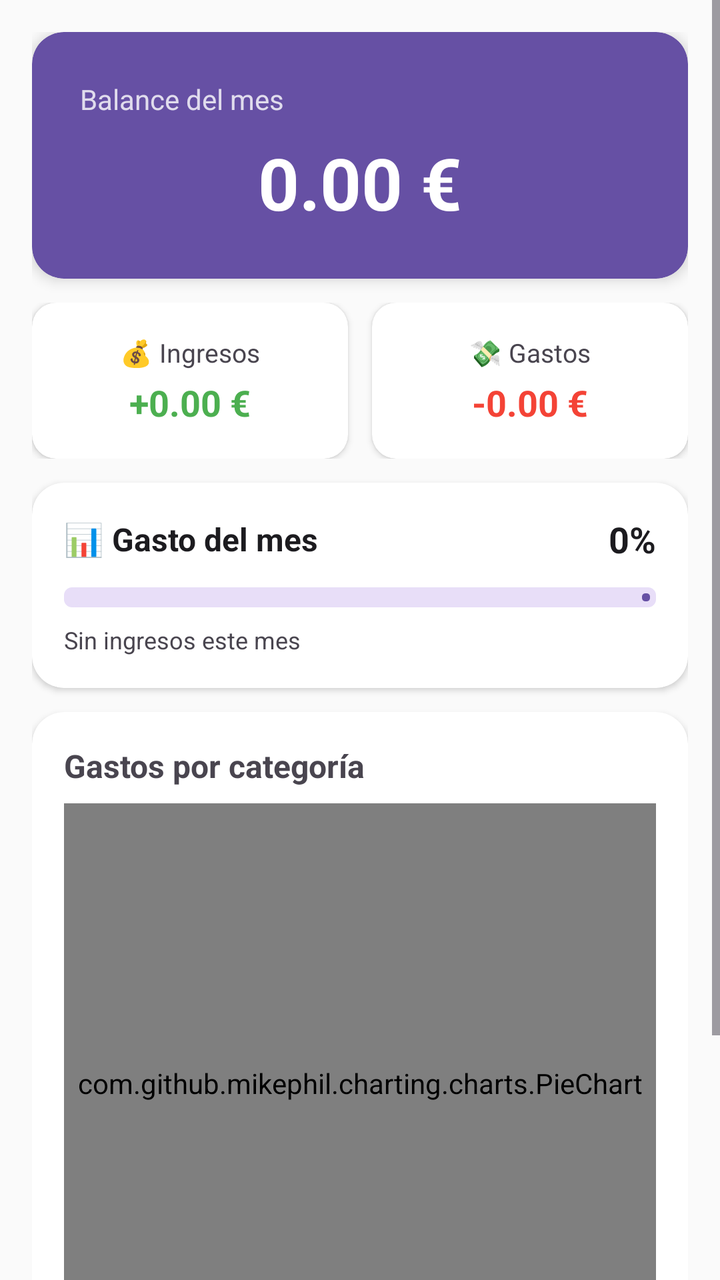
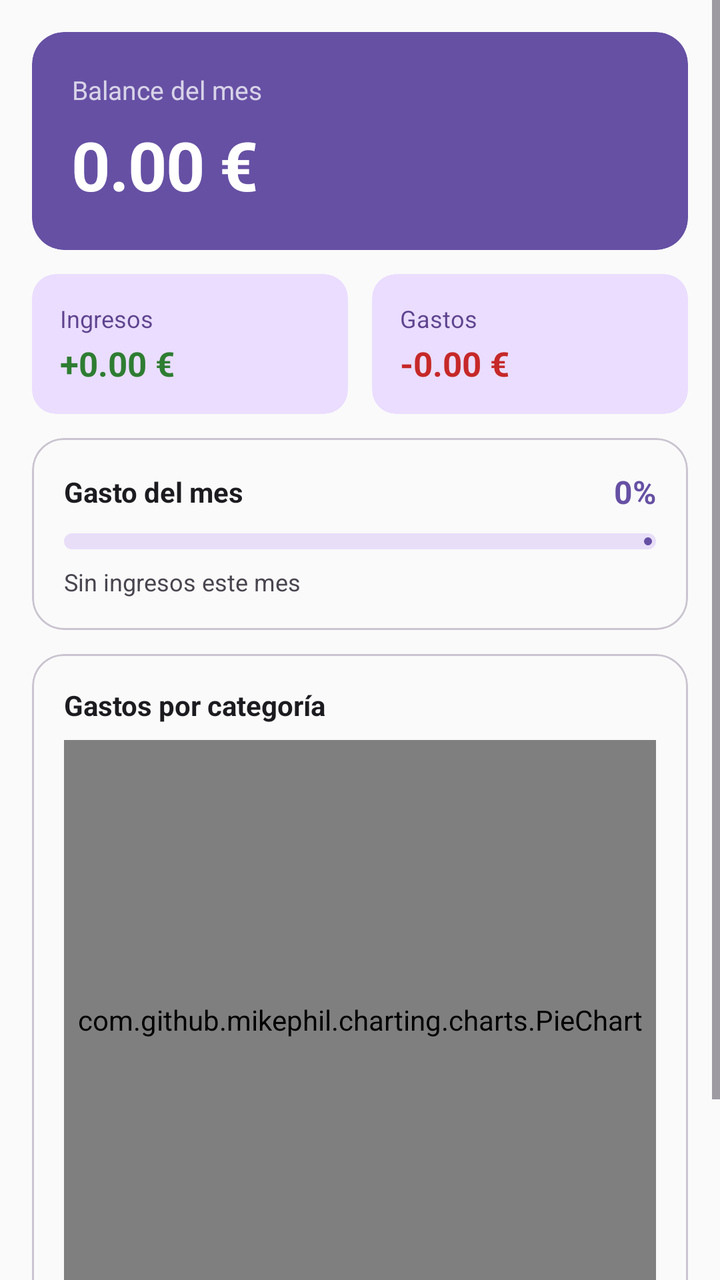

The first picture is an Android layout as it rendered before a commit; the second is the same layout after the commit. The layout source and the unified diff follow.
<!-- AndroidManifest.xml: application theme Theme.FinTrack -->
<!-- res/layout/fragment_dashboard.xml -->
<?xml version="1.0" encoding="utf-8"?>
<ScrollView xmlns:android="http://schemas.android.com/apk/res/android"
    xmlns:app="http://schemas.android.com/apk/res-auto"
    android:layout_width="match_parent"
    android:layout_height="match_parent"
    android:background="?attr/colorSurface">

    <LinearLayout
        android:layout_width="match_parent"
        android:layout_height="wrap_content"
        android:orientation="vertical"
        android:padding="16dp">

        
        <androidx.cardview.widget.CardView
            android:layout_width="match_parent"
            android:layout_height="wrap_content"
            android:layout_marginBottom="12dp"
            app:cardCornerRadius="16dp"
            app:cardElevation="4dp"
            app:cardBackgroundColor="?attr/colorPrimary">

            <LinearLayout
                android:layout_width="match_parent"
                android:layout_height="wrap_content"
                android:orientation="vertical"
                android:padding="24dp"
                android:gravity="center">

                <LinearLayout
                    android:layout_width="match_parent"
                    android:layout_height="wrap_content"
                    android:orientation="horizontal"
                    android:gravity="center_vertical"
                    android:layout_marginBottom="8dp">

                    <TextView
                        android:layout_width="0dp"
                        android:layout_height="wrap_content"
                        android:layout_weight="1"
                        android:text="Balance del mes"
                        android:textColor="#FFFFFFFF"
                        android:textSize="14sp"
                        android:alpha="0.8" />

                    <TextView
                        android:id="@+id/tvMonthName"
                        android:layout_width="wrap_content"
                        android:layout_height="wrap_content"
                        android:textColor="#FFFFFFFF"
                        android:textSize="13sp"
                        android:alpha="0.7" />

                </LinearLayout>

                <TextView
                    android:id="@+id/tvBalance"
                    android:layout_width="wrap_content"
                    android:layout_height="wrap_content"
                    android:text="0.00 €"
                    android:textColor="#FFFFFFFF"
                    android:textSize="36sp"
                    android:textStyle="bold" />

            </LinearLayout>

        </androidx.cardview.widget.CardView>

        
        <LinearLayout
            android:layout_width="match_parent"
            android:layout_height="wrap_content"
            android:orientation="horizontal"
            android:layout_marginBottom="12dp">

            <androidx.cardview.widget.CardView
                android:layout_width="0dp"
                android:layout_height="wrap_content"
                android:layout_weight="1"
                android:layout_marginEnd="6dp"
                app:cardCornerRadius="12dp"
                app:cardElevation="2dp">

                <LinearLayout
                    android:layout_width="match_parent"
                    android:layout_height="wrap_content"
                    android:orientation="vertical"
                    android:padding="16dp"
                    android:gravity="center">

                    <TextView
                        android:layout_width="wrap_content"
                        android:layout_height="wrap_content"
                        android:text="💰 Ingresos"
                        android:textSize="13sp" />

                    <TextView
                        android:id="@+id/tvIngresos"
                        android:layout_width="wrap_content"
                        android:layout_height="wrap_content"
                        android:text="+0.00 €"
                        android:textColor="#4CAF50"
                        android:textSize="18sp"
                        android:textStyle="bold"
                        android:layout_marginTop="4dp" />

                </LinearLayout>

            </androidx.cardview.widget.CardView>

            <androidx.cardview.widget.CardView
                android:layout_width="0dp"
                android:layout_height="wrap_content"
                android:layout_weight="1"
                android:layout_marginStart="6dp"
                app:cardCornerRadius="12dp"
                app:cardElevation="2dp">

                <LinearLayout
                    android:layout_width="match_parent"
                    android:layout_height="wrap_content"
                    android:orientation="vertical"
                    android:padding="16dp"
                    android:gravity="center">

                    <TextView
                        android:layout_width="wrap_content"
                        android:layout_height="wrap_content"
                        android:text="💸 Gastos"
                        android:textSize="13sp" />

                    <TextView
                        android:id="@+id/tvGastos"
                        android:layout_width="wrap_content"
                        android:layout_height="wrap_content"
                        android:text="-0.00 €"
                        android:textColor="#F44336"
                        android:textSize="18sp"
                        android:textStyle="bold"
                        android:layout_marginTop="4dp" />

                </LinearLayout>

            </androidx.cardview.widget.CardView>

        </LinearLayout>

        
        <androidx.cardview.widget.CardView
            android:layout_width="match_parent"
            android:layout_height="wrap_content"
            android:layout_marginBottom="12dp"
            app:cardCornerRadius="16dp"
            app:cardElevation="2dp">

            <LinearLayout
                android:layout_width="match_parent"
                android:layout_height="wrap_content"
                android:orientation="vertical"
                android:padding="16dp">

                <LinearLayout
                    android:layout_width="match_parent"
                    android:layout_height="wrap_content"
                    android:orientation="horizontal"
                    android:gravity="center_vertical"
                    android:layout_marginBottom="12dp">

                    <TextView
                        android:layout_width="0dp"
                        android:layout_height="wrap_content"
                        android:layout_weight="1"
                        android:text="📊 Gasto del mes"
                        android:textSize="16sp"
                        android:textStyle="bold"
                        android:textColor="?attr/colorOnSurface" />

                    <TextView
                        android:id="@+id/tvSpendingRate"
                        android:layout_width="wrap_content"
                        android:layout_height="wrap_content"
                        android:text="0%"
                        android:textSize="18sp"
                        android:textStyle="bold"
                        android:textColor="?attr/colorOnSurface" />

                </LinearLayout>

                <com.google.android.material.progressindicator.LinearProgressIndicator
                    android:id="@+id/progressSpending"
                    android:layout_width="match_parent"
                    android:layout_height="wrap_content"
                    android:indeterminate="false"
                    android:max="100"
                    android:progress="0"
                    app:trackCornerRadius="4dp"
                    app:trackThickness="10dp" />

                <TextView
                    android:id="@+id/tvSpendingDesc"
                    android:layout_width="wrap_content"
                    android:layout_height="wrap_content"
                    android:layout_marginTop="8dp"
                    android:text="Sin ingresos este mes"
                    android:textSize="12sp"
                    android:textColor="?attr/colorOnSurfaceVariant" />

            </LinearLayout>

        </androidx.cardview.widget.CardView>

        
        <androidx.cardview.widget.CardView
            android:layout_width="match_parent"
            android:layout_height="wrap_content"
            android:layout_marginBottom="12dp"
            app:cardCornerRadius="16dp"
            app:cardElevation="2dp">

            <LinearLayout
                android:layout_width="match_parent"
                android:layout_height="wrap_content"
                android:orientation="vertical"
                android:padding="16dp">

                <TextView
                    android:layout_width="wrap_content"
                    android:layout_height="wrap_content"
                    android:text="Gastos por categoría"
                    android:textSize="16sp"
                    android:textStyle="bold"
                    android:layout_marginBottom="8dp" />

                <com.github.mikephil.charting.charts.PieChart
                    android:id="@+id/pieChart"
                    android:layout_width="match_parent"
                    android:layout_height="280dp" />

                <TextView
                    android:id="@+id/tvNoData"
                    android:layout_width="wrap_content"
                    android:layout_height="wrap_content"
                    android:layout_gravity="center"
                    android:text="Sin gastos este mes"
                    android:textColor="?attr/colorOnSurfaceVariant"
                    android:visibility="gone" />

            </LinearLayout>

        </androidx.cardview.widget.CardView>

        
        <androidx.cardview.widget.CardView
            android:layout_width="match_parent"
            android:layout_height="wrap_content"
            app:cardCornerRadius="16dp"
            app:cardElevation="2dp">

            <LinearLayout
                android:layout_width="match_parent"
                android:layout_height="wrap_content"
                android:orientation="vertical"
                android:padding="16dp">

                <TextView
                    android:layout_width="wrap_content"
                    android:layout_height="wrap_content"
                    android:text="Últimas transacciones"
                    android:textSize="16sp"
                    android:textStyle="bold"
                    android:layout_marginBottom="12dp" />

                
                <LinearLayout
                    android:id="@+id/layoutRecent1"
                    android:layout_width="match_parent"
                    android:layout_height="wrap_content"
                    android:orientation="horizontal"
                    android:gravity="center_vertical"
                    android:visibility="gone">

                    <TextView
                        android:id="@+id/tvRecent1Emoji"
                        android:layout_width="36dp"
                        android:layout_height="36dp"
                        android:gravity="center"
                        android:textSize="16sp"
                        android:background="@drawable/circle_background" />

                    <LinearLayout
                        android:layout_width="0dp"
                        android:layout_height="wrap_content"
                        android:layout_weight="1"
                        android:orientation="vertical"
                        android:layout_marginStart="10dp">

                        <TextView
                            android:id="@+id/tvRecent1Desc"
                            android:layout_width="wrap_content"
                            android:layout_height="wrap_content"
                            android:textSize="14sp"
                            android:textStyle="bold"
                            android:textColor="?attr/colorOnSurface" />

                        <TextView
                            android:id="@+id/tvRecent1Date"
                            android:layout_width="wrap_content"
                            android:layout_height="wrap_content"
                            android:textSize="12sp"
                            android:textColor="?attr/colorOnSurfaceVariant" />

                    </LinearLayout>

                    <TextView
                        android:id="@+id/tvRecent1Amount"
                        android:layout_width="wrap_content"
                        android:layout_height="wrap_content"
                        android:textSize="14sp"
                        android:textStyle="bold" />

                </LinearLayout>

                <View
                    android:id="@+id/divider2"
                    android:layout_width="match_parent"
                    android:layout_height="1dp"
                    android:layout_marginTop="8dp"
                    android:layout_marginBottom="8dp"
                    android:background="?attr/colorOutlineVariant"
                    android:visibility="gone" />

                
                <LinearLayout
                    android:id="@+id/layoutRecent2"
                    android:layout_width="match_parent"
                    android:layout_height="wrap_content"
                    android:orientation="horizontal"
                    android:gravity="center_vertical"
                    android:visibility="gone">

                    <TextView
                        android:id="@+id/tvRecent2Emoji"
                        android:layout_width="36dp"
                        android:layout_height="36dp"
                        android:gravity="center"
                        android:textSize="16sp"
                        android:background="@drawable/circle_background" />

                    <LinearLayout
                        android:layout_width="0dp"
                        android:layout_height="wrap_content"
                        android:layout_weight="1"
                        android:orientation="vertical"
                        android:layout_marginStart="10dp">

                        <TextView
                            android:id="@+id/tvRecent2Desc"
                            android:layout_width="wrap_content"
                            android:layout_height="wrap_content"
                            android:textSize="14sp"
                            android:textStyle="bold"
                            android:textColor="?attr/colorOnSurface" />

                        <TextView
                            android:id="@+id/tvRecent2Date"
                            android:layout_width="wrap_content"
                            android:layout_height="wrap_content"
                            android:textSize="12sp"
                            android:textColor="?attr/colorOnSurfaceVariant" />

                    </LinearLayout>

                    <TextView
                        android:id="@+id/tvRecent2Amount"
                        android:layout_width="wrap_content"
                        android:layout_height="wrap_content"
                        android:textSize="14sp"
                        android:textStyle="bold" />

                </LinearLayout>

                <View
                    android:id="@+id/divider3"
                    android:layout_width="match_parent"
                    android:layout_height="1dp"
                    android:layout_marginTop="8dp"
                    android:layout_marginBottom="8dp"
                    android:background="?attr/colorOutlineVariant"
                    android:visibility="gone" />

                
                <LinearLayout
                    android:id="@+id/layoutRecent3"
                    android:layout_width="match_parent"
                    android:layout_height="wrap_content"
                    android:orientation="horizontal"
                    android:gravity="center_vertical"
                    android:visibility="gone">

                    <TextView
                        android:id="@+id/tvRecent3Emoji"
                        android:layout_width="36dp"
                        android:layout_height="36dp"
                        android:gravity="center"
                        android:textSize="16sp"
                        android:background="@drawable/circle_background" />

                    <LinearLayout
                        android:layout_width="0dp"
                        android:layout_height="wrap_content"
                        android:layout_weight="1"
                        android:orientation="vertical"
                        android:layout_marginStart="10dp">

                        <TextView
                            android:id="@+id/tvRecent3Desc"
                            android:layout_width="wrap_content"
                            android:layout_height="wrap_content"
                            android:textSize="14sp"
                            android:textStyle="bold"
                            android:textColor="?attr/colorOnSurface" />

                        <TextView
                            android:id="@+id/tvRecent3Date"
                            android:layout_width="wrap_content"
                            android:layout_height="wrap_content"
                            android:textSize="12sp"
                            android:textColor="?attr/colorOnSurfaceVariant" />

                    </LinearLayout>

                    <TextView
                        android:id="@+id/tvRecent3Amount"
                        android:layout_width="wrap_content"
                        android:layout_height="wrap_content"
                        android:textSize="14sp"
                        android:textStyle="bold" />

                </LinearLayout>

                <TextView
                    android:id="@+id/tvNoRecent"
                    android:layout_width="match_parent"
                    android:layout_height="wrap_content"
                    android:gravity="center"
                    android:text="Sin transacciones este mes"
                    android:textColor="?attr/colorOnSurfaceVariant"
                    android:visibility="gone" />

            </LinearLayout>

        </androidx.cardview.widget.CardView>

    </LinearLayout>

</ScrollView>
<!-- resources referenced by this layout -->
<resources>
  <!-- drawable circle_background (drawable) -->
  <?xml version="1.0" encoding="utf-8"?>
  <shape xmlns:android="http://schemas.android.com/apk/res/android"
      android:shape="oval">
      <solid android:color="#E8F5E9" />
  </shape>
  <style name="Theme.FinTrack" parent="Base.Theme.FinTrack" />
  <style name="Base.Theme.FinTrack" parent="Theme.Material3.DayNight.NoActionBar">
          <item name="colorPrimary">@color/purple_primary</item>
          <item name="colorOnPrimary">@color/purple_on_primary</item>
          <item name="colorPrimaryContainer">@color/purple_container</item>
          <item name="colorOnPrimaryContainer">@color/purple_on_container</item>
          <item name="colorSurface">@color/surface</item>
          <item name="colorOnSurface">@color/on_surface</item>
          <item name="colorOnSurfaceVariant">@color/on_surface_variant</item>
          <item name="colorOutlineVariant">@color/outline_variant</item>
          <item name="android:windowBackground">@color/surface</item>
      </style>
  <color name="purple_primary">#6650A4</color>
  <color name="purple_on_primary">#FFFFFF</color>
  <color name="purple_container">#EADDFF</color>
  <color name="purple_on_container">#21005D</color>
  <color name="surface">#FAFAFA</color>
  <color name="on_surface">#1C1B1F</color>
  <color name="on_surface_variant">#49454F</color>
  <color name="outline_variant">#CAC4D0</color>
</resources>

<!-- the commit's change to res/layout/fragment_dashboard.xml (unified diff, before → after) -->
@@ -12,27 +12,27 @@
         android:padding="16dp">
 
         
-        <androidx.cardview.widget.CardView
+        <com.google.android.material.card.MaterialCardView
             android:layout_width="match_parent"
             android:layout_height="wrap_content"
             android:layout_marginBottom="12dp"
             app:cardCornerRadius="16dp"
-            app:cardElevation="4dp"
-            app:cardBackgroundColor="?attr/colorPrimary">
+            app:cardElevation="0dp"
+            app:cardBackgroundColor="@color/purple_primary"
+            app:strokeWidth="0dp">
 
             <LinearLayout
                 android:layout_width="match_parent"
                 android:layout_height="wrap_content"
                 android:orientation="vertical"
-                android:padding="24dp"
-                android:gravity="center">
+                android:padding="20dp">
 
                 <LinearLayout
                     android:layout_width="match_parent"
                     android:layout_height="wrap_content"
                     android:orientation="horizontal"
                     android:gravity="center_vertical"
-                    android:layout_marginBottom="8dp">
+                    android:layout_marginBottom="6dp">
 
                     <TextView
                         android:layout_width="0dp"
@@ -40,16 +40,16 @@
                         android:layout_weight="1"
                         android:text="Balance del mes"
                         android:textColor="#FFFFFFFF"
-                        android:textSize="14sp"
-                        android:alpha="0.8" />
+                        android:textSize="13sp"
+                        android:alpha="0.75" />
 
                     <TextView
                         android:id="@+id/tvMonthName"
                         android:layout_width="wrap_content"
                         android:layout_height="wrap_content"
                         android:textColor="#FFFFFFFF"
-                        android:textSize="13sp"
-                        android:alpha="0.7" />
+                        android:textSize="12sp"
+                        android:alpha="0.65" />
 
                 </LinearLayout>
 
@@ -59,12 +59,13 @@
                     android:layout_height="wrap_content"
                     android:text="0.00 €"
                     android:textColor="#FFFFFFFF"
-                    android:textSize="36sp"
-                    android:textStyle="bold" />
+                    android:textSize="34sp"
+                    android:textStyle="bold"
+                    android:letterSpacing="-0.02" />
 
             </LinearLayout>
 
-        </androidx.cardview.widget.CardView>
+        </com.google.android.material.card.MaterialCardView>
 
         
         <LinearLayout
@@ -73,85 +74,93 @@
             android:orientation="horizontal"
             android:layout_marginBottom="12dp">
 
-            <androidx.cardview.widget.CardView
+            <com.google.android.material.card.MaterialCardView
                 android:layout_width="0dp"
                 android:layout_height="wrap_content"
                 android:layout_weight="1"
                 android:layout_marginEnd="6dp"
                 app:cardCornerRadius="12dp"
-                app:cardElevation="2dp">
+                app:cardElevation="0dp"
+                app:cardBackgroundColor="@color/purple_container"
+                app:strokeWidth="0dp">
 
                 <LinearLayout
                     android:layout_width="match_parent"
                     android:layout_height="wrap_content"
                     android:orientation="vertical"
-                    android:padding="16dp"
-                    android:gravity="center">
-
-                    <TextView
-                        android:layout_width="wrap_content"
-                        android:layout_height="wrap_content"
-                        android:text="💰 Ingresos"
-                        android:textSize="13sp" />
+                    android:padding="14dp">
+
+                    <TextView
+                        android:layout_width="wrap_content"
+                        android:layout_height="wrap_content"
+                        android:text="Ingresos"
+                        android:textSize="12sp"
+                        android:textColor="@color/purple_on_container"
+                        android:alpha="0.7" />
 
                     <TextView
                         android:id="@+id/tvIngresos"
                         android:layout_width="wrap_content"
                         android:layout_height="wrap_content"
                         android:text="+0.00 €"
-                        android:textColor="#4CAF50"
-                        android:textSize="18sp"
+                        android:textColor="@color/income_green"
+                        android:textSize="17sp"
                         android:textStyle="bold"
-                        android:layout_marginTop="4dp" />
-
-                </LinearLayout>
-
-            </androidx.cardview.widget.CardView>
-
-            <androidx.cardview.widget.CardView
+                        android:layout_marginTop="3dp" />
+
+                </LinearLayout>
+
+            </com.google.android.material.card.MaterialCardView>
+
+            <com.google.android.material.card.MaterialCardView
                 android:layout_width="0dp"
                 android:layout_height="wrap_content"
                 android:layout_weight="1"
                 android:layout_marginStart="6dp"
                 app:cardCornerRadius="12dp"
-                app:cardElevation="2dp">
+                app:cardElevation="0dp"
+                app:cardBackgroundColor="@color/purple_container"
+                app:strokeWidth="0dp">
 
                 <LinearLayout
                     android:layout_width="match_parent"
                     android:layout_height="wrap_content"
                     android:orientation="vertical"
-                    android:padding="16dp"
-                    android:gravity="center">
-
-                    <TextView
-                        android:layout_width="wrap_content"
-                        android:layout_height="wrap_content"
-                        android:text="💸 Gastos"
-                        android:textSize="13sp" />
+                    android:padding="14dp">
+
+                    <TextView
+                        android:layout_width="wrap_content"
+                        android:layout_height="wrap_content"
+                        android:text="Gastos"
+                        android:textSize="12sp"
+                        android:textColor="@color/purple_on_container"
+                        android:alpha="0.7" />
 
                     <TextView
                         android:id="@+id/tvGastos"
                         android:layout_width="wrap_content"
                         android:layout_height="wrap_content"
                         android:text="-0.00 €"
-                        android:textColor="#F44336"
-                        android:textSize="18sp"
+                        android:textColor="@color/expense_red"
+                        android:textSize="17sp"
                         android:textStyle="bold"
-                        android:layout_marginTop="4dp" />
-
-                </LinearLayout>
-
-            </androidx.cardview.widget.CardView>
+                        android:layout_marginTop="3dp" />
+
+                </LinearLayout>
+
+            </com.google.android.material.card.MaterialCardView>
 
         </LinearLayout>
 
         
-        <androidx.cardview.widget.CardView
+        <com.google.android.material.card.MaterialCardView
             android:layout_width="match_parent"
             android:layout_height="wrap_content"
             android:layout_marginBottom="12dp"
             app:cardCornerRadius="16dp"
-            app:cardElevation="2dp">
+            app:cardElevation="0dp"
+            app:strokeWidth="1dp"
+            app:strokeColor="@color/outline_variant">
 
             <LinearLayout
                 android:layout_width="match_parent"
@@ -164,25 +173,25 @@
                     android:layout_height="wrap_content"
                     android:orientation="horizontal"
                     android:gravity="center_vertical"
-                    android:layout_marginBottom="12dp">
+                    android:layout_marginBottom="10dp">
 
                     <TextView
                         android:layout_width="0dp"
                         android:layout_height="wrap_content"
                         android:layout_weight="1"
-                        android:text="📊 Gasto del mes"
+                        android:text="Gasto del mes"
+                        android:textSize="14sp"
+                        android:textStyle="bold"
+                        android:textColor="?attr/colorOnSurface" />
+
+                    <TextView
+                        android:id="@+id/tvSpendingRate"
+                        android:layout_width="wrap_content"
+                        android:layout_height="wrap_content"
+                        android:text="0%"
                         android:textSize="16sp"
                         android:textStyle="bold"
-                        android:textColor="?attr/colorOnSurface" />
-
-                    <TextView
-                        android:id="@+id/tvSpendingRate"
-                        android:layout_width="wrap_content"
-                        android:layout_height="wrap_content"
-                        android:text="0%"
-                        android:textSize="18sp"
-                        android:textStyle="bold"
-                        android:textColor="?attr/colorOnSurface" />
+                        android:textColor="?attr/colorPrimary" />
 
                 </LinearLayout>
 
@@ -194,7 +203,7 @@
                     android:max="100"
                     android:progress="0"
                     app:trackCornerRadius="4dp"
-                    app:trackThickness="10dp" />
+                    app:trackThickness="8dp" />
 
                 <TextView
                     android:id="@+id/tvSpendingDesc"
@@ -207,15 +216,17 @@
 
             </LinearLayout>
 
-        </androidx.cardview.widget.CardView>
+        </com.google.android.material.card.MaterialCardView>
 
         
-        <androidx.cardview.widget.CardView
+        <com.google.android.material.card.MaterialCardView
             android:layout_width="match_parent"
             android:layout_height="wrap_content"
             android:layout_marginBottom="12dp"
             app:cardCornerRadius="16dp"
-            app:cardElevation="2dp">
+            app:cardElevation="0dp"
+            app:strokeWidth="1dp"
+            app:strokeColor="@color/outline_variant">
 
             <LinearLayout
                 android:layout_width="match_parent"
@@ -227,8 +238,9 @@
                     android:layout_width="wrap_content"
                     android:layout_height="wrap_content"
                     android:text="Gastos por categoría"
-                    android:textSize="16sp"
+                    android:textSize="14sp"
                     android:textStyle="bold"
+                    android:textColor="?attr/colorOnSurface"
                     android:layout_marginBottom="8dp" />
 
                 <com.github.mikephil.charting.charts.PieChart
@@ -247,28 +259,33 @@
 
             </LinearLayout>
 
-        </androidx.cardview.widget.CardView>
+        </com.google.android.material.card.MaterialCardView>
 
         
-        <androidx.cardview.widget.CardView
+        <com.google.android.material.card.MaterialCardView
             android:layout_width="match_parent"
             android:layout_height="wrap_content"
             app:cardCornerRadius="16dp"
-            app:cardElevation="2dp">
+            app:cardElevation="0dp"
+            app:strokeWidth="1dp"
+            app:strokeColor="@color/outline_variant">
 
             <LinearLayout
                 android:layout_width="match_parent"
                 android:layout_height="wrap_content"
                 android:orientation="vertical"
-                android:padding="16dp">
+                android:paddingTop="16dp"
+                android:paddingBottom="8dp">
 
                 <TextView
                     android:layout_width="wrap_content"
                     android:layout_height="wrap_content"
                     android:text="Últimas transacciones"
-                    android:textSize="16sp"
+                    android:textSize="14sp"
                     android:textStyle="bold"
-                    android:layout_marginBottom="12dp" />
+                    android:textColor="?attr/colorOnSurface"
+                    android:paddingHorizontal="16dp"
+                    android:layout_marginBottom="8dp" />
 
                 
                 <LinearLayout
@@ -276,6 +293,8 @@
                     android:layout_width="match_parent"
                     android:layout_height="wrap_content"
                     android:orientation="horizontal"
+                    android:paddingHorizontal="16dp"
+                    android:paddingVertical="10dp"
                     android:gravity="center_vertical"
                     android:visibility="gone">
 
@@ -323,10 +342,9 @@
                 <View
                     android:id="@+id/divider2"
                     android:layout_width="match_parent"
-                    android:layout_height="1dp"
-                    android:layout_marginTop="8dp"
-                    android:layout_marginBottom="8dp"
-                    android:background="?attr/colorOutlineVariant"
+                    android:layout_height="0.5dp"
+                    android:layout_marginStart="62dp"
+                    android:background="@color/outline_variant"
                     android:visibility="gone" />
 
                 
@@ -335,6 +353,8 @@
                     android:layout_width="match_parent"
                     android:layout_height="wrap_content"
                     android:orientation="horizontal"
+                    android:paddingHorizontal="16dp"
+                    android:paddingVertical="10dp"
                     android:gravity="center_vertical"
                     android:visibility="gone">
 
@@ -382,10 +402,9 @@
                 <View
                     android:id="@+id/divider3"
                     android:layout_width="match_parent"
-                    android:layout_height="1dp"
-                    android:layout_marginTop="8dp"
-                    android:layout_marginBottom="8dp"
-                    android:background="?attr/colorOutlineVariant"
+                    android:layout_height="0.5dp"
+                    android:layout_marginStart="62dp"
+                    android:background="@color/outline_variant"
                     android:visibility="gone" />
 
                 
@@ -394,6 +413,8 @@
                     android:layout_width="match_parent"
                     android:layout_height="wrap_content"
                     android:orientation="horizontal"
+                    android:paddingHorizontal="16dp"
+                    android:paddingVertical="10dp"
                     android:gravity="center_vertical"
                     android:visibility="gone">
 
@@ -443,13 +464,14 @@
                     android:layout_width="match_parent"
                     android:layout_height="wrap_content"
                     android:gravity="center"
+                    android:paddingVertical="16dp"
                     android:text="Sin transacciones este mes"
                     android:textColor="?attr/colorOnSurfaceVariant"
                     android:visibility="gone" />
 
             </LinearLayout>
 
-        </androidx.cardview.widget.CardView>
+        </com.google.android.material.card.MaterialCardView>
 
     </LinearLayout>
 
<!-- resource entries referenced after the edit -->
@@ -1,5 +1,11 @@
 <!-- resources referenced by this layout -->
 <resources>
+  <color name="expense_red">#C62828</color>
+  <color name="income_green">#2E7D32</color>
+  <color name="outline_variant">#CAC4D0</color>
+  <color name="purple_container">#EADDFF</color>
+  <color name="purple_on_container">#21005D</color>
+  <color name="purple_primary">#6650A4</color>
   <!-- drawable circle_background (drawable) -->
   <?xml version="1.0" encoding="utf-8"?>
   <shape xmlns:android="http://schemas.android.com/apk/res/android"
@@ -18,13 +24,9 @@
           <item name="colorOutlineVariant">@color/outline_variant</item>
           <item name="android:windowBackground">@color/surface</item>
       </style>
-  <color name="purple_primary">#6650A4</color>
   <color name="purple_on_primary">#FFFFFF</color>
-  <color name="purple_container">#EADDFF</color>
-  <color name="purple_on_container">#21005D</color>
   <color name="surface">#FAFAFA</color>
   <color name="on_surface">#1C1B1F</color>
   <color name="on_surface_variant">#49454F</color>
-  <color name="outline_variant">#CAC4D0</color>
 </resources>
 
